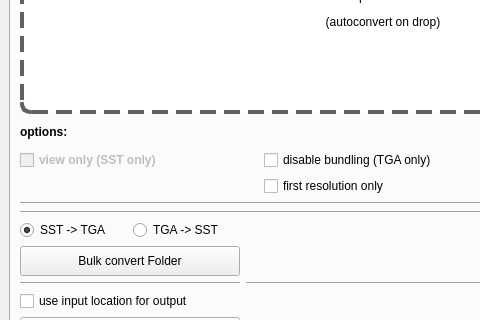
Qt form src/lib/mainWindow.ui (EE-modders/Empire-Earth-Studio-2) before a commit; both pictures show x 0 to 480 and y 207 to 527 of the 766 by 644 pixel window.
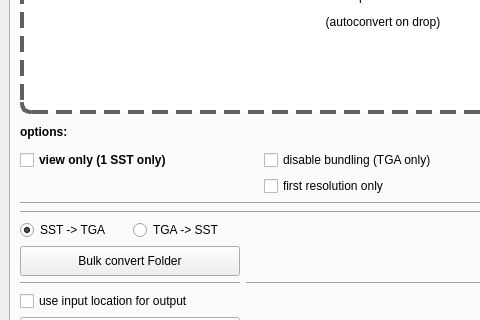
The same form after that commit. The open tabs and pages were chosen to show the change. Custom widgets are drawn as their Qt base class.

What changed in the file:
```diff
--- a/src/lib/mainWindow.ui
+++ b/src/lib/mainWindow.ui
@@ -353,9 +353,6 @@
          <layout class="QGridLayout" name="gridLayout_4">
           <item row="0" column="0">
            <widget class="QCheckBox" name="tab_sst_viewonly">
-            <property name="enabled">
-             <bool>false</bool>
-            </property>
             <property name="font">
              <font>
               <weight>75</weight>
@@ -363,7 +360,7 @@
              </font>
             </property>
             <property name="text">
-             <string>view only (SST only)</string>
+             <string>view only (1 SST only)</string>
             </property>
             <property name="checked">
              <bool>false</bool>
```
Left out of the diff: 11 changed lines with no effect on the pictures.
